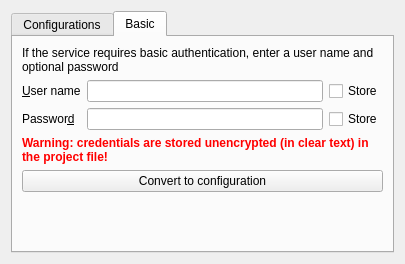
The window that src/ui/auth/qgsauthsettingswidget.ui (qgis/QGIS) describes before a commit, drawn with Qt 5.
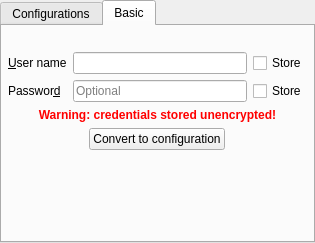
The same window after the commit. The open tabs and pages were chosen to show the change. Custom widgets are drawn as their Qt base class.

Commit message:
[auth] Update embedded QgsAuthSettingsWidget spacing
- Minimize all text-wrapped QLabel text in QgsAuthSettingsWidget
  (wrapped text defaulted to 3 lines of spacing, even if not used)
- Remove default 'Basic' text
- Hide Basic QLabel if there is no text
- Add 'Optional' placholder text for Password of Basic
- Fix non-expanded Name and URL fields for newhttpconnectionbase.ui
- Smaller minimum size for QgsAuthConfigSelect
- Minimize 'Convert to configuration' button width

Diff of the .ui file:
```diff
--- a/src/ui/auth/qgsauthsettingswidget.ui
+++ b/src/ui/auth/qgsauthsettingswidget.ui
@@ -6,14 +6,29 @@
    <rect>
     <x>0</x>
     <y>0</y>
-    <width>405</width>
-    <height>264</height>
+    <width>315</width>
+    <height>243</height>
    </rect>
   </property>
   <property name="windowTitle">
    <string>Form</string>
   </property>
   <layout class="QVBoxLayout" name="verticalLayout">
+   <property name="spacing">
+    <number>0</number>
+   </property>
+   <property name="leftMargin">
+    <number>0</number>
+   </property>
+   <property name="topMargin">
+    <number>0</number>
+   </property>
+   <property name="rightMargin">
+    <number>0</number>
+   </property>
+   <property name="bottomMargin">
+    <number>0</number>
+   </property>
    <item>
     <widget class="QTabWidget" name="tabAuth">
      <property name="sizePolicy">
@@ -89,7 +104,22 @@
        <string>Basic</string>
       </attribute>
       <layout class="QGridLayout" name="gridLayout_3">
-       <item row="5" column="1">
+       <property name="leftMargin">
+        <number>6</number>
+       </property>
+       <property name="topMargin">
+        <number>6</number>
+       </property>
+       <property name="rightMargin">
+        <number>6</number>
+       </property>
+       <property name="bottomMargin">
+        <number>6</number>
+       </property>
+       <property name="spacing">
+        <number>6</number>
+       </property>
+       <item row="6" column="1">
         <spacer name="verticalSpacer">
          <property name="orientation">
           <enum>Qt::Vertical</enum>
@@ -114,9 +144,18 @@
        </item>
        <item row="2" column="1">
         <widget class="QgsPasswordLineEdit" name="txtPassword">
+         <property name="minimumSize">
+          <size>
+           <width>80</width>
+           <height>0</height>
+          </size>
+         </property>
          <property name="echoMode">
           <enum>QLineEdit::Password</enum>
          </property>
+         <property name="placeholderText">
+          <string>Optional</string>
+         </property>
         </widget>
        </item>
        <item row="2" column="0">
@@ -130,7 +169,14 @@
         </widget>
        </item>
        <item row="1" column="1">
-        <widget class="QLineEdit" name="txtUserName"/>
+        <widget class="QLineEdit" name="txtUserName">
+         <property name="minimumSize">
+          <size>
+           <width>80</width>
+           <height>0</height>
+          </size>
+         </property>
+        </widget>
        </item>
        <item row="1" column="2">
         <widget class="QCheckBox" name="cbStoreUsername">
@@ -152,17 +198,16 @@
          </property>
         </widget>
        </item>
-       <item row="4" column="0" colspan="3">
-        <widget class="QPushButton" name="btnConvertToEncrypted">
-         <property name="text">
-          <string>Convert to configuration</string>
-         </property>
-        </widget>
-       </item>
        <item row="3" column="0" colspan="3">
         <widget class="QLabel" name="lblWarning">
          <property name="text">
-          <string>&lt;html&gt;&lt;head/&gt;&lt;body&gt;&lt;p&gt;&lt;span style=&quot; font-weight:600; color:#ff0000;&quot;&gt;Warning: credentials are stored unencrypted (in clear text) in the project file!&lt;/span&gt;&lt;/p&gt;&lt;/body&gt;&lt;/html&gt;</string>
+          <string>&lt;html&gt;&lt;head/&gt;&lt;body&gt;&lt;p&gt;&lt;span style=&quot; font-weight:600; color:#ff0000;&quot;&gt;Warning: credentials stored unencrypted!&lt;/span&gt;&lt;/p&gt;&lt;/body&gt;&lt;/html&gt;</string>
+         </property>
+         <property name="textFormat">
+          <enum>Qt::RichText</enum>
+         </property>
+         <property name="alignment">
+          <set>Qt::AlignCenter</set>
          </property>
          <property name="wordWrap">
           <bool>true</bool>
@@ -171,14 +216,8 @@
        </item>
        <item row="0" column="0" colspan="3">
         <widget class="QLabel" name="lblBasic">
-         <property name="sizePolicy">
-          <sizepolicy hsizetype="Minimum" vsizetype="Fixed">
-           <horstretch>0</horstretch>
-           <verstretch>0</verstretch>
-          </sizepolicy>
-         </property>
          <property name="text">
-          <string>If the service requires basic authentication, enter a user name and optional password</string>
+          <string/>
          </property>
          <property name="textFormat">
           <enum>Qt::PlainText</enum>
@@ -188,6 +227,23 @@
          </property>
         </widget>
        </item>
+       <item row="4" column="0" colspan="3">
+        <layout class="QHBoxLayout" name="horizontalLayout">
+         <item>
+          <widget class="QPushButton" name="btnConvertToEncrypted">
+           <property name="sizePolicy">
+            <sizepolicy hsizetype="Maximum" vsizetype="Fixed">
+             <horstretch>0</horstretch>
+             <verstretch>0</verstretch>
+            </sizepolicy>
+           </property>
+           <property name="text">
+            <string>Convert to configuration</string>
+           </property>
+          </widget>
+         </item>
+        </layout>
+       </item>
       </layout>
      </widget>
     </widget>
@@ -202,7 +258,7 @@
   </customwidget>
   <customwidget>
    <class>QgsAuthConfigSelect</class>
-   <extends>QLineEdit</extends>
+   <extends>QWidget</extends>
    <header>qgsauthconfigselect.h</header>
   </customwidget>
  </customwidgets>
```
Left out of the diff: 55 changed lines with no effect on the pictures. The commit also changes 7 other files.
